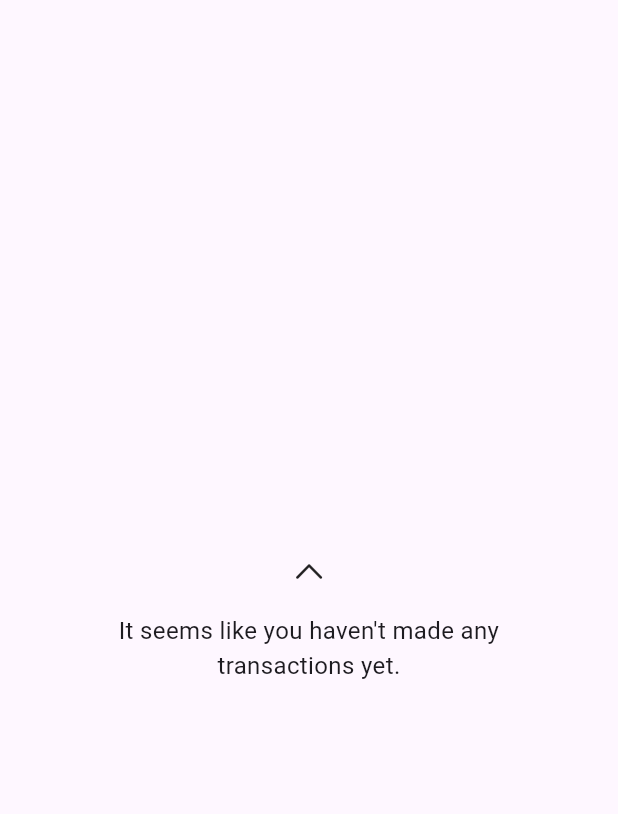
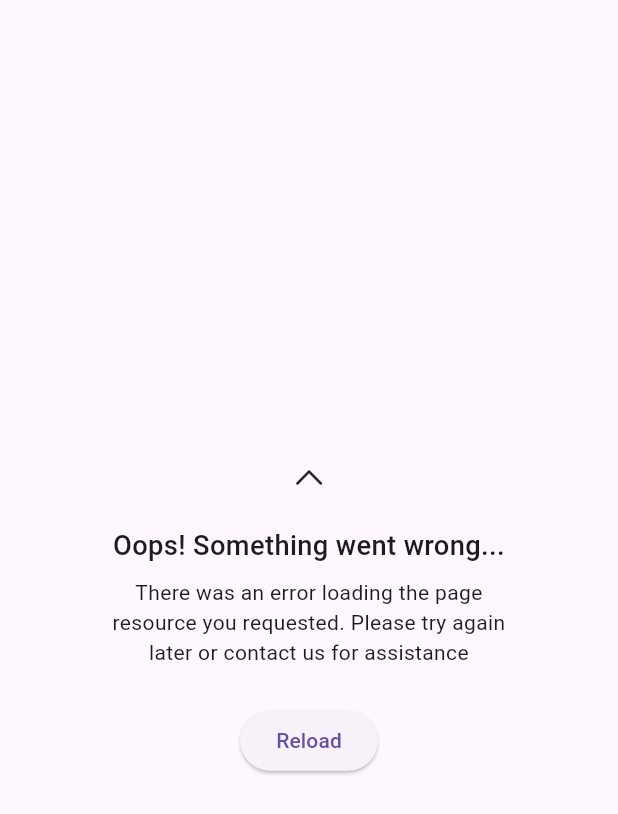
Before and after one commit to mubaraktijani/smart_list_view, a Flutter app: the LoadingErrorView widget shown alone on an empty page, opened directly, on a phone screen of 412 x 824 dp. Shown: the top 814 px of the screen. Run offline on Flutter 3.47's test engine with Material 3 defaults, Android fonts, the phone set to English and light mode, and no system bars; our stand-ins replace grouped_list, shimmer.

Commit message:
fix pagination and add refresh on loading failed

```diff
--- a/lib/src.dart
+++ b/lib/src.dart
@@ -83,7 +83,7 @@ class SmartListView<T> extends StatefulWidget {
 
 class _SmartListViewState<T> extends State<SmartListView<T>> {
 
-	int page = 0;
+	int page = 1;
 	bool isLoading = false;
 	List<T> loadedItems = [];
 	bool hasError = false;
@@ -137,11 +137,8 @@ class _SmartListViewState<T> extends State<SmartListView<T>> {
 			List<T> items;
 			if(!isLoadMore) {
 				if(widget.futureItems == null) return;
-
 				setState(() => isLoading = true);
-
 				items = await widget.futureItems!;
-
 				return setState(() {
 					isLoading = false;
 					loadedItems = items;
@@ -186,7 +183,13 @@ class _SmartListViewState<T> extends State<SmartListView<T>> {
 
 		if(loadedItems.isEmpty && isLoading) return _loader();
 
-		if(hasError && !isLoading) return widget.decoration.loadingErrorDelegate.getView(context, error);
+		if(hasError && !isLoading) {
+			return widget.decoration.loadingErrorDelegate.getView(
+				context,
+				error,
+				() => loadItems()
+			);
+		}
 
 		if(loadedItems.isEmpty && !isLoading) return widget.decoration.emptyDelegate.getView(context);
 
--- a/lib/src/models/items_loading_error_delegate.dart
+++ b/lib/src/models/items_loading_error_delegate.dart
@@ -5,26 +5,26 @@ class ItemsLoadingErrorDelegate {
 	final bool showError;
 	final String? message;
 	final TextStyle? textStyle;
-	final Widget Function(BuildContext context, dynamic error)? builder;
+	final Widget Function(BuildContext context, dynamic error, Function()? refreshCallback)? builder;
 
 	const ItemsLoadingErrorDelegate({
 		this.icon,
 		this.message,
 		this.builder,
 		this.showError = true,
-		this.textStyle,
+		this.textStyle
 	});
 
-	getView(BuildContext context, dynamic error) => builder != null
-		? builder!(context, error)
-		: EmptyView(
+	getView(BuildContext context, dynamic error, Function()? refreshCallback) => builder != null
+		? builder!(context, error, refreshCallback)
+		: LoadingErrorView(
 			icon: icon ?? const Icon(
 				CupertinoIcons.exclamationmark_triangle,
 				color: Color.fromARGB(161, 160, 24, 14),
 				size: 50
 			),
-			message: message ?? 'Oops! An error occur',
-			caption: showError ? error.toString() : null,
+			message: showError ? error.toString() : null,
 			textStyle: textStyle,
+			onReload: refreshCallback
 		);
 }
--- a/lib/src/views/error_view.dart
+++ b/lib/src/views/error_view.dart
@@ -5,13 +5,19 @@ class LoadingErrorView extends StatelessWidget {
 	final Widget? icon;
 	final String? message;
 	final TextStyle? textStyle;
+	final Function()? onReload;
 
 	const LoadingErrorView({
 		super.key,
 		this.icon,
 		this.message,
-		this.textStyle
+		this.textStyle,
+		this.onReload,
 	});
+
+	double getHeight(BuildContext context) => MediaQuery.of(context).size.height;
+
+	TextStyle getTextStyle(BuildContext context) => (textStyle ?? Theme.of(context).textTheme.bodyMedium ?? const TextStyle());
 
 	@override
 	Widget build(BuildContext context) => Center(
@@ -20,14 +26,36 @@ class LoadingErrorView extends StatelessWidget {
 			crossAxisAlignment: CrossAxisAlignment.center,
 			children: [
 				icon ?? const Icon(CupertinoIcons.chevron_up),
-				const SizedBox(height: 16),
+				SizedBox(height: getHeight(context) * .025),
 				Text(
-					message ?? "It seems like you haven't made any \ntransactions yet.",
+					"Oops! Something went wrong...",
 					textAlign: TextAlign.center,
-					style: textStyle ?? const TextStyle(
-						fontSize: 16,
-						fontWeight: FontWeight.w400
+					textScaler: const TextScaler.linear(1.3),
+					style: getTextStyle(context).copyWith (
+						fontSize: getTextStyle(context).fontSize ?? 16,
+						fontWeight: FontWeight.w500
 					)
+				),
+				SizedBox(height: getHeight(context) * .01),
+				Container(
+					width: MediaQuery.of(context).size.width * .7,
+					constraints: BoxConstraints(
+						maxWidth: 400,
+						minWidth: 200,
+					),
+					child: Text(
+						message ?? "There was an error loading the page resource you requested. Please try again later or contact us for assistance",
+						textAlign: TextAlign.center,
+						style: getTextStyle(context).copyWith(
+							fontSize: getTextStyle(context).fontSize ?? 16,
+							fontWeight: FontWeight.w400
+						)
+					)
+				),
+				SizedBox(height: getHeight(context) * .03),
+				ElevatedButton(
+					onPressed: onReload ?? () {},
+					child: const Text('Reload')
 				)
 			]
 		)
```
